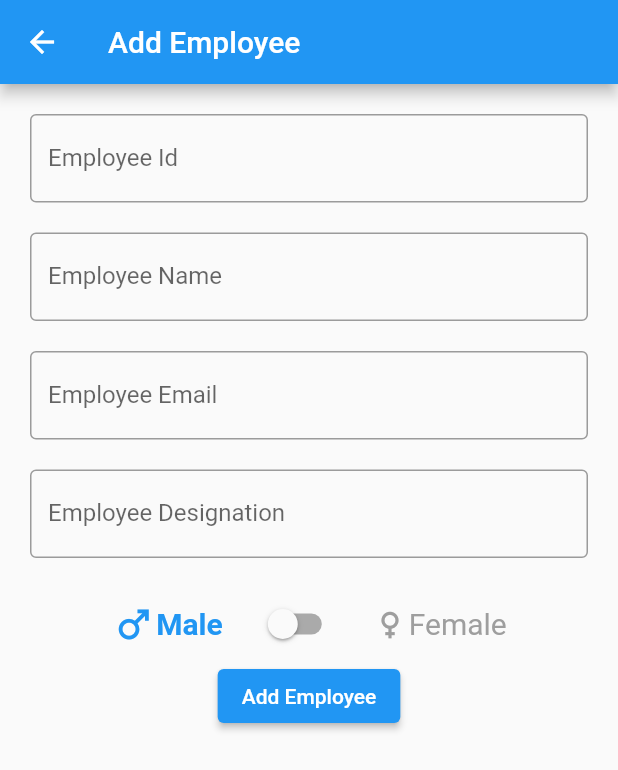
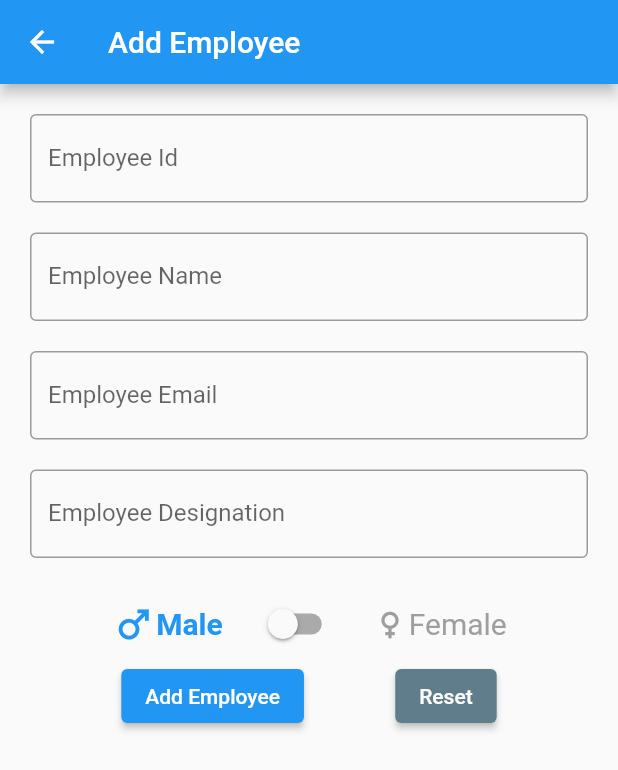
Before and after one commit to Angel-cuba/crud_sqlite_flutter, a Flutter app: the AddEmployee screen opened directly, on a phone screen of 412 x 824 dp. Shown: the top 770 px of the screen. Run offline on Flutter 3.47's test engine with Material 2 defaults, Android fonts, the phone set to English and light mode, and no system bars.

Commit message:
Add reset function

```diff
--- a/lib/crud/add_employee.dart
+++ b/lib/crud/add_employee.dart
@@ -13,6 +13,7 @@ class _AddEmployeeState extends State<AddEmployee> {
   final TextEditingController _emailController = TextEditingController();
   final TextEditingController _designationController = TextEditingController();
   bool isFemale = false;
+  final FocusNode _focusNode = FocusNode();
 
   @override
   Widget build(BuildContext context) {
@@ -28,6 +29,7 @@ class _AddEmployeeState extends State<AddEmployee> {
             TextField(
               controller: _idController,
               keyboardType: TextInputType.number,
+              focusNode: _focusNode,
               decoration: const InputDecoration(
                 labelText: 'Employee Id',
                 hintText: 'Enter employee id',
@@ -74,7 +76,7 @@ class _AddEmployeeState extends State<AddEmployee> {
               height: 20.0,
             ),
             Column(
-              mainAxisSize: MainAxisSize.min,
+              mainAxisAlignment: MainAxisAlignment.spaceBetween,
               crossAxisAlignment: CrossAxisAlignment.center,
               children: [
                 Row(
@@ -132,12 +134,14 @@ class _AddEmployeeState extends State<AddEmployee> {
                 ),
               ],
             ),
+            Row(mainAxisAlignment: MainAxisAlignment.spaceEvenly, children: [
               ElevatedButton(
                 onPressed: () {
                   // if (_idController.text.isNotEmpty &&
                   //     _nameController.text.isNotEmpty &&
                   //     _emailController.text.isNotEmpty &&
-                //     _designationController.text.isNotEmpty) {
+                  //     _designationController.text.isNotEmpty &&
+                  //     _idController.text.isNotEmpty) {
                   //   Employee employee = Employee(
                   //       id: int.parse(_idController.text),
                   //       name: _nameController.text,
@@ -148,7 +152,23 @@ class _AddEmployeeState extends State<AddEmployee> {
                   // }
                 },
                 child: const Text('Add Employee'),
+              ),
+              ElevatedButton(
+                onPressed: () {
+                  _idController.clear();
+                  _nameController.clear();
+                  _emailController.clear();
+                  _designationController.clear();
+                  isFemale = false;
+                  setState(() {
+                    _focusNode.requestFocus();
+                  });
+                },
+                style:
+                    ElevatedButton.styleFrom(backgroundColor: Colors.blueGrey),
+                child: const Text('Reset'),
               )
+            ])
           ],
         ),
       )),
```
Lines whose indentation alone changed are shown as unchanged.
